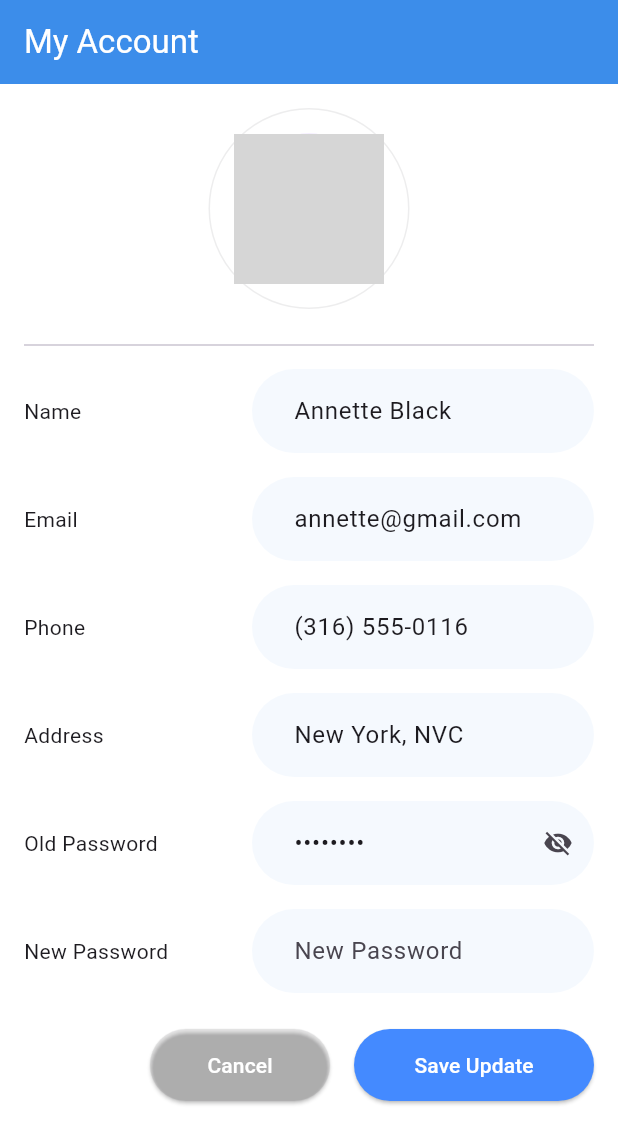
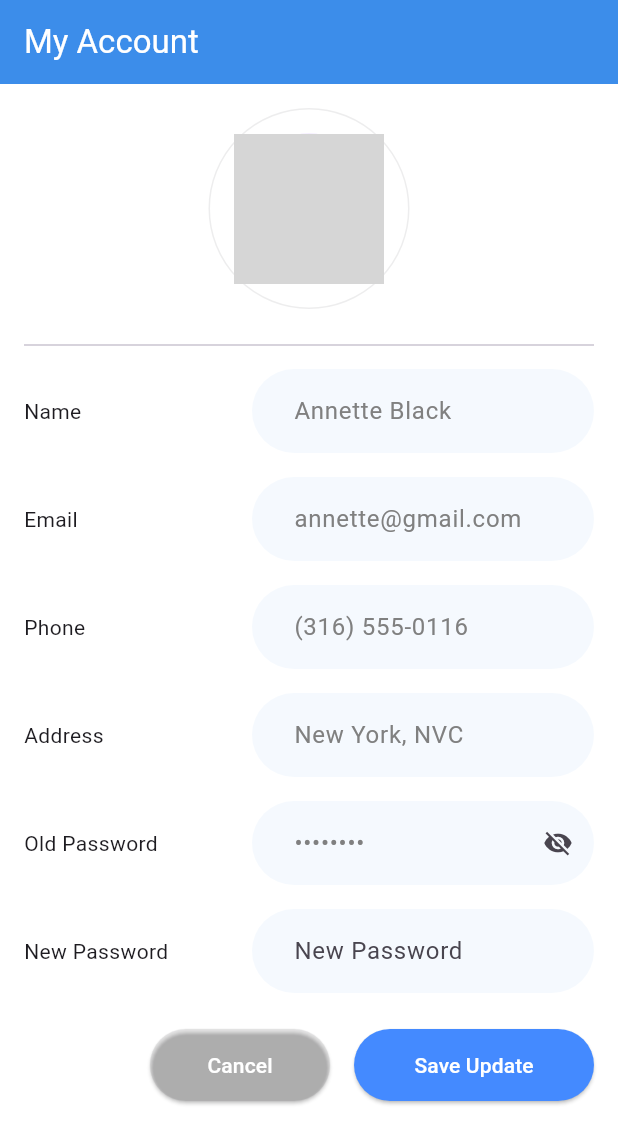
Before and after one commit to rajdeepf1/Microsensors-Flutter, a Flutter app: the MyAccount screen opened by its route, on a phone screen of 412 x 824 dp. Shown: the top 1144 px of the screen. Run offline on Flutter 3.47's test engine with Material 3 defaults, Android fonts, the phone set to English and light mode, and no system bars; our stand-ins replace dio, flutter_hooks, flutter_speed_dial, flutter_svg, go_router, hooks_riverpod and 3 more; network calls fail; grey boxes are pictures that could not be loaded.

Commit message:
ui fixes

```diff
--- a/lib/features/dashboard/presentation/dashboard.dart
+++ b/lib/features/dashboard/presentation/dashboard.dart
@@ -115,7 +115,7 @@ class Dashboard extends StatelessWidget {
 
       floatingActionButton: SpeedDial(
         animatedIcon: AnimatedIcons.menu_close,
-        backgroundColor: AppColors.fab_icon_color,
+        backgroundColor: Theme.of(context).primaryColor,
         foregroundColor: AppColors.fab_foreground_icon_color,
         overlayOpacity: 0,
         spacing: 10,
--- a/lib/features/my_account/presentation/MyAccount.dart
+++ b/lib/features/my_account/presentation/MyAccount.dart
@@ -31,6 +31,7 @@ class MyAccount extends StatelessWidget {
                     text: "Name",
                     child: TextFormField(
                       initialValue: "Annette Black",
+                      style: TextStyle(color: AppColors.sub_heading_text_color),
                       decoration: InputDecoration(
                         filled: true,
                         fillColor: AppColors.app_blue_color.withOpacity(0.05),
@@ -47,6 +48,7 @@ class MyAccount extends StatelessWidget {
                     text: "Email",
                     child: TextFormField(
                       initialValue: "annette@gmail.com",
+                      style: TextStyle(color: AppColors.sub_heading_text_color),
                       decoration: InputDecoration(
                         filled: true,
                         fillColor: AppColors.app_blue_color.withOpacity(0.05),
@@ -63,6 +65,7 @@ class MyAccount extends StatelessWidget {
                     text: "Phone",
                     child: TextFormField(
                       initialValue: "(316) 555-0116",
+                      style: TextStyle(color: AppColors.sub_heading_text_color),
                       decoration: InputDecoration(
                         filled: true,
                         fillColor:  AppColors.app_blue_color.withOpacity(0.05),
@@ -79,6 +82,7 @@ class MyAccount extends StatelessWidget {
                     text: "Address",
                     child: TextFormField(
                       initialValue: "New York, NVC",
+                      style: TextStyle(color: AppColors.sub_heading_text_color),
                       decoration: InputDecoration(
                         filled: true,
                         fillColor: AppColors.app_blue_color.withOpacity(0.05),
@@ -96,6 +100,7 @@ class MyAccount extends StatelessWidget {
                     child: TextFormField(
                       obscureText: true,
                       initialValue: "demopass",
+                      style: TextStyle(color: AppColors.sub_heading_text_color),
                       decoration: InputDecoration(
                         suffixIcon: const Icon(
                           Icons.visibility_off,
@@ -115,6 +120,7 @@ class MyAccount extends StatelessWidget {
                   UserInfoEditField(
                     text: "New Password",
                     child: TextFormField(
+                      style: TextStyle(color: AppColors.sub_heading_text_color),
                       decoration: InputDecoration(
                         hintText: "New Password",
                         filled: true,
```
